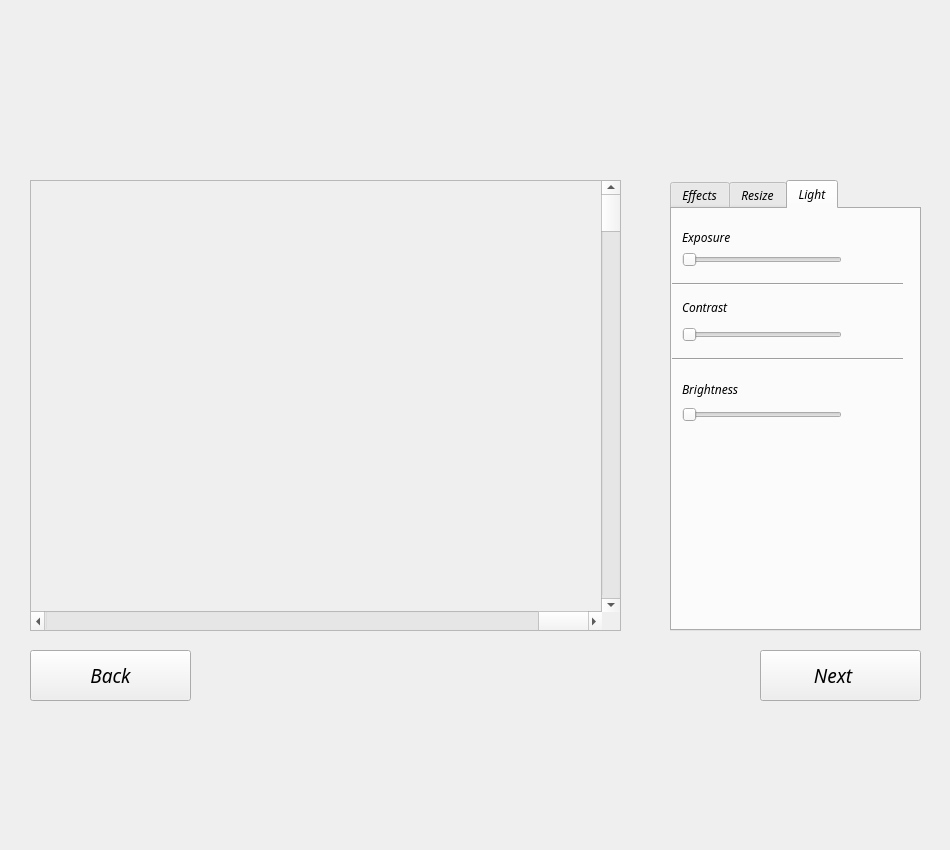
This is Descan/mainwindow.ui in ratspeaker/descan as Qt 5 draws it before an edit. The edited form follows.
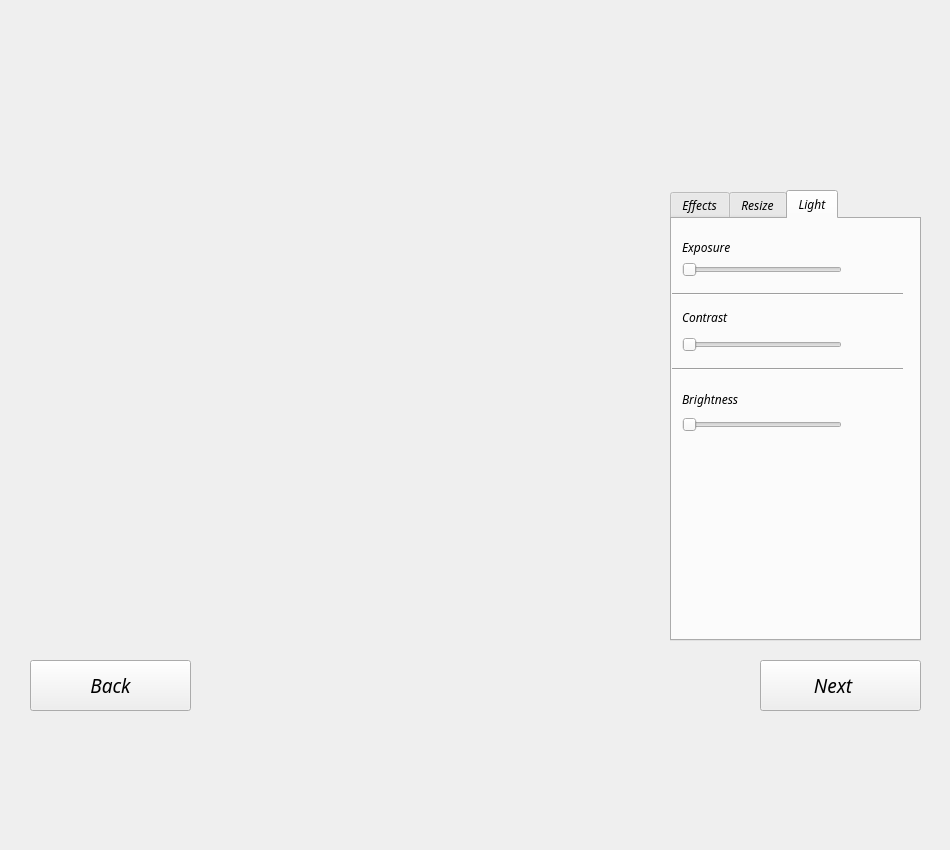
This is the edited form. The open tabs and pages were chosen to show the change. Icons and pictures are not drawn.

Commit message:
feat: Image upload
Added feature for uploading image for next editing

Patch:
```diff
--- a/Descan/mainwindow.ui
+++ b/Descan/mainwindow.ui
@@ -29,9 +29,9 @@
    <property name="geometry">
     <rect>
      <x>10</x>
-     <y>70</y>
-     <width>1021</width>
-     <height>681</height>
+     <y>80</y>
+     <width>921</width>
+     <height>661</height>
     </rect>
    </property>
    <property name="layoutDirection">
@@ -496,55 +496,6 @@
       </widget>
      </widget>
     </widget>
-    <widget class="QScrollArea" name="scrollArea">
-     <property name="geometry">
-      <rect>
-       <x>20</x>
-       <y>110</y>
-       <width>591</width>
-       <height>451</height>
-      </rect>
-     </property>
-     <property name="widgetResizable">
-      <bool>true</bool>
-     </property>
-     <widget class="QWidget" name="scrollAreaWidgetContents">
-      <property name="geometry">
-       <rect>
-        <x>0</x>
-        <y>0</y>
-        <width>589</width>
-        <height>449</height>
-       </rect>
-      </property>
-      <widget class="QScrollBar" name="horizontalScrollBar">
-       <property name="geometry">
-        <rect>
-         <x>0</x>
-         <y>430</y>
-         <width>571</width>
-         <height>21</height>
-        </rect>
-       </property>
-       <property name="orientation">
-        <enum>Qt::Horizontal</enum>
-       </property>
-      </widget>
-      <widget class="QScrollBar" name="verticalScrollBar">
-       <property name="geometry">
-        <rect>
-         <x>570</x>
-         <y>0</y>
-         <width>20</width>
-         <height>431</height>
-        </rect>
-       </property>
-       <property name="orientation">
-        <enum>Qt::Vertical</enum>
-       </property>
-      </widget>
-     </widget>
-    </widget>
     <widget class="QPushButton" name="pbNextFinish">
      <property name="geometry">
       <rect>
@@ -611,6 +562,19 @@
       </size>
      </property>
     </widget>
+    <widget class="QLabel" name="labelImage">
+     <property name="geometry">
+      <rect>
+       <x>36</x>
+       <y>10</y>
+       <width>581</width>
+       <height>531</height>
+      </rect>
+     </property>
+     <property name="text">
+      <string/>
+     </property>
+    </widget>
    </widget>
    <widget class="QWidget" name="page">
     <widget class="QPushButton" name="pbFinish">
```
Left out of the diff: 28 changed lines with no effect on the pictures. The commit also changes 1171 other files.
